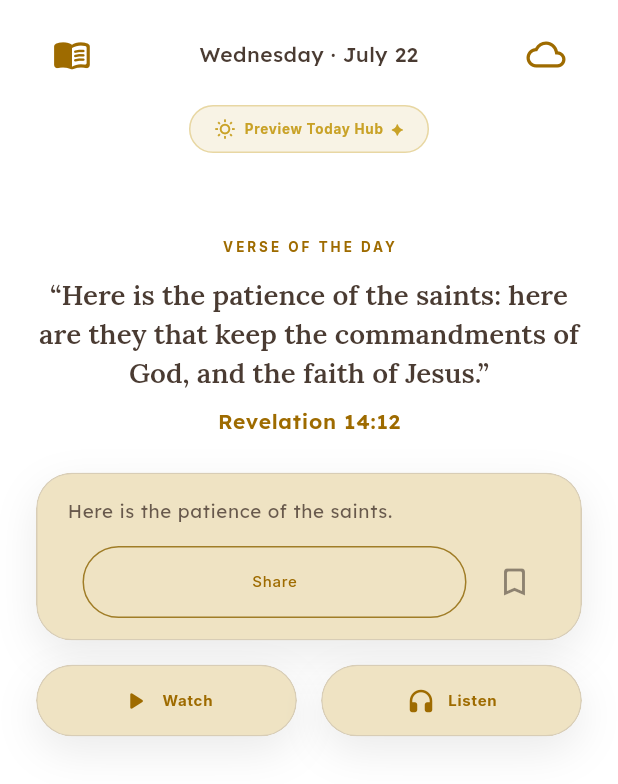
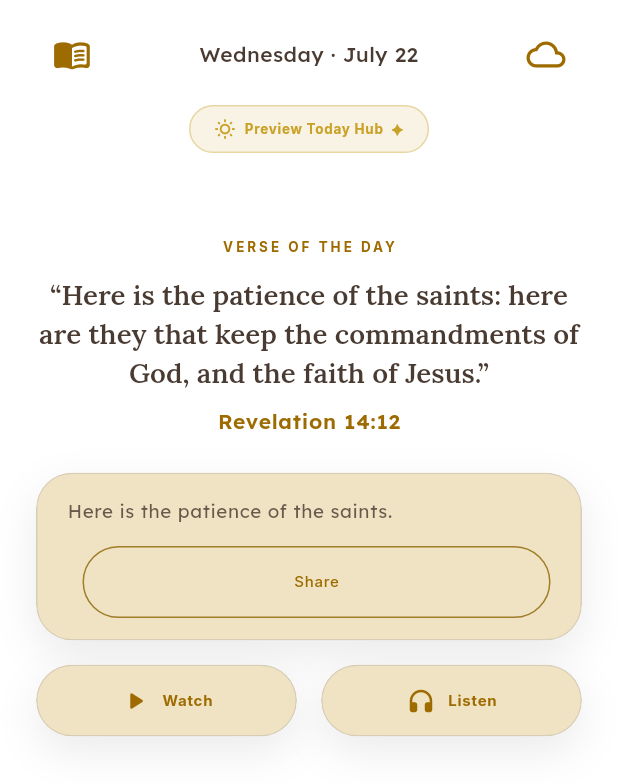
Before and after one commit to wakilibaraka/BlessedBibleApp, a Flutter app: the HomeScreen screen opened directly, on a phone screen of 412 x 824 dp. Shown: the top 784 px of the screen. Run offline on Flutter 3.47's test engine with Material 3 defaults, Android fonts, the phone set to English and light mode, and no system bars; our stand-ins replace confetti, flutter_local_notifications, flutter_riverpod, package_info_plus, scrollable_positioned_list, share_plus and 4 more; accounts and stored records are empty.

Commit message:
Polish: remove VOTD bookmark icon, rebalance Study layout, drop Journal mention

```diff
--- a/lib/ui/screens/home_screen.dart
+++ b/lib/ui/screens/home_screen.dart
@@ -16,8 +16,6 @@ import 'commentary_hub_screen.dart';
 import '../../state/commentary_provider.dart';
 import 'today_screen.dart';
 import '../../services/share_service.dart';
-import '../../state/user_data_provider.dart';
-import 'read_screen.dart' show VerseActionLogic;
 
 class StrictHorizontalDragGestureRecognizer
     extends HorizontalDragGestureRecognizer {
@@ -332,50 +330,7 @@ class _HomeScreenState extends ConsumerState<HomeScreen>
                           },
                         ),
                       ),
-                      const SizedBox(width: 8),
-                      Consumer(builder: (context, ref, _) {
-                        final refStr = data.verseOfTheDay.reference;
-                        final lastSpaceIdx = refStr.lastIndexOf(' ');
-                        final bookName = lastSpaceIdx != -1
-                            ? refStr.substring(0, lastSpaceIdx)
-                            : refStr;
-                        final refParts = lastSpaceIdx != -1
-                            ? refStr.substring(lastSpaceIdx + 1).split(':')
-                            : [];
-                        final chapterNum = refParts.isNotEmpty
-                            ? (int.tryParse(refParts[0]) ?? 1)
-                            : 1;
-                        final verseNum = refParts.length > 1
-                            ? int.tryParse(refParts[1])
-                            : null;
 
-                        // Let's use a simpler check since we don't have the canonical abbreviation easily here without searching flatChapters.
-                        // For display, we can just rely on tapping the button to toggle it, but ideally we show active state.
-                        // I will use an outline icon and color it if we find it.
-                        bool isMarked = false;
-                        if (verseNum != null) {
-                           for (var b in ref.watch(bookmarksProvider)) {
-                             if (b.endsWith('_$chapterNum:$verseNum')) {
-                               isMarked = true;
-                               break;
-                             }
-                           }
-                        }
-
-                        return IconButton(
-                          icon: Icon(
-                            isMarked ? Icons.bookmark_rounded : Icons.bookmark_border_rounded,
-                            color: isMarked ? theme.primaryColor : theme.colorScheme.onSurface.withValues(alpha: 0.5),
-                          ),
-                          onPressed: () {
-                            if (verseNum != null) {
-                               VerseActionLogic.handleBookmark(
-                                 context, theme, ref, bookName, chapterNum, [verseNum]
-                               );
-                            }
-                          },
-                        );
-                      }),
                     ],
                   ),
                 ],
--- a/lib/ui/screens/study_screen.dart
+++ b/lib/ui/screens/study_screen.dart
@@ -141,7 +141,7 @@ class _StudyScreenState extends ConsumerState<StudyScreen> {
                   physics: const BouncingScrollPhysics(
                       parent: AlwaysScrollableScrollPhysics()),
                   padding: const EdgeInsets.only(
-                      left: 20.0, right: 20.0, top: 16.0, bottom: 180.0),
+                      left: 20.0, right: 20.0, top: 32.0, bottom: 180.0),
                 buildDefaultDragHandles: false,
                 proxyDecorator: (child, index, animation) {
                   return AnimatedBuilder(
@@ -324,7 +324,7 @@ class _StudyScreenState extends ConsumerState<StudyScreen> {
                         }),
                       ],
                     ),
-                    const SizedBox(height: 16),
+                    const SizedBox(height: 32),
                     if (_isEditing)
                       Padding(
                         padding: const EdgeInsets.only(bottom: 16.0),
@@ -372,7 +372,7 @@ class _StudyScreenState extends ConsumerState<StudyScreen> {
                     key: ValueKey(config.id),
                     child: _KeepAliveWrapper(
                       child: Padding(
-                        padding: const EdgeInsets.only(bottom: 16.0),
+                        padding: const EdgeInsets.only(bottom: 32.0),
                         child: GestureDetector(
                           behavior: HitTestBehavior.opaque,
                           onLongPress: () {
--- a/lib/ui/widgets/your_space_hero.dart
+++ b/lib/ui/widgets/your_space_hero.dart
@@ -45,7 +45,7 @@ class YourSpaceHero extends StatelessWidget {
               ),
               const SizedBox(height: 12),
               Text(
-                'Highlights, Bookmarks, Notes & Journal',
+                'Highlights, Bookmarks & Notes',
                 style: theme.textTheme.bodyMedium?.copyWith(
                   color: theme.colorScheme.onSurface.withValues(alpha: 0.7),
                   height: 1.4,
```
